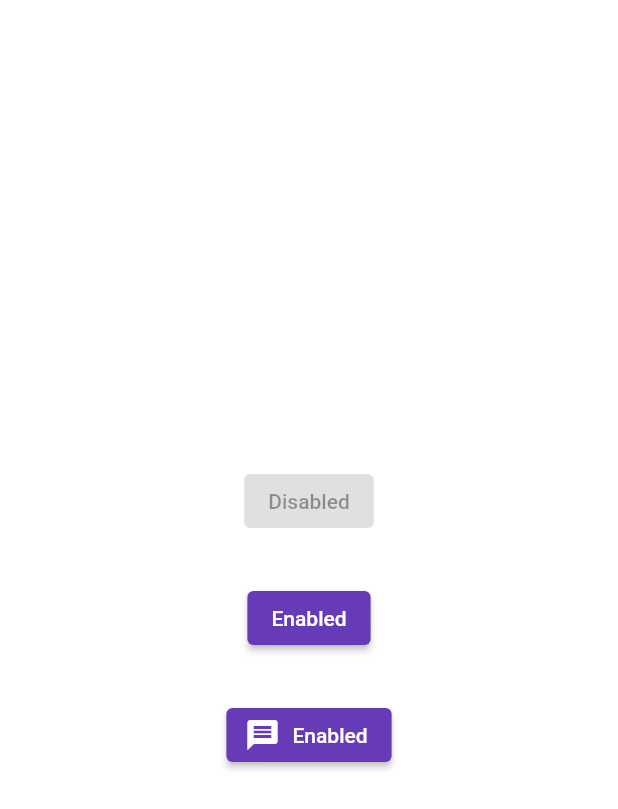
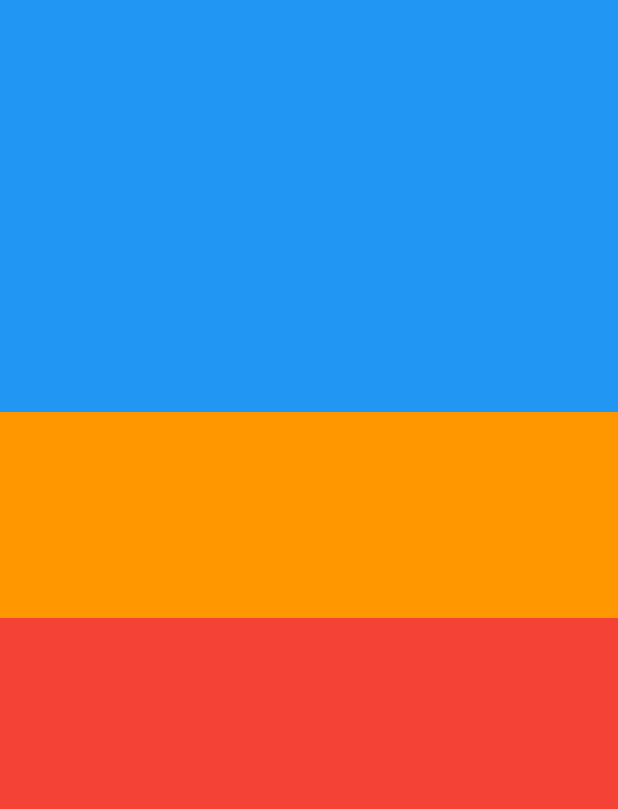
Before and after one commit to srp2210/flutter_learning, a Flutter app: the screen it shows after launch, on a phone screen of 412 x 824 dp. Shown: the top 809 px of the screen. Run offline on Flutter 3.47's test engine with Material 2 defaults, Android fonts, the phone set to English and light mode, and no system bars.

Commit message:
expanded

```diff
--- /dev/null
+++ b/flutter_widgets/lib/expanded.dart
@@ -0,0 +1,41 @@
+//!Expanded
+
+import 'package:flutter/material.dart';
+
+class ExpandedWidget extends StatefulWidget {
+  const ExpandedWidget({Key? key}) : super(key: key);
+
+  @override
+  State<ExpandedWidget> createState() => _ExpandedWidget();
+}
+
+class _ExpandedWidget extends State<ExpandedWidget> {
+  @override
+  Widget build(BuildContext context) {
+    return Column(
+      children: [
+        Expanded(
+          flex: 2,
+          child: Container(
+            color: Colors.blue,
+            height: 200,
+          ),
+        ),
+        Expanded(
+          flex: 1,
+          child: Container(
+            color: Colors.orange,
+            height: 200,
+          ),
+        ),
+        Expanded(
+          flex: 3,
+          child: Container(
+            color: Colors.red,
+            height: 200,
+          ),
+        ),
+      ],
+    );
+  }
+}
--- a/flutter_widgets/lib/main.dart
+++ b/flutter_widgets/lib/main.dart
@@ -29,6 +29,8 @@ import 'colored_box.dart';
 import 'cupertino_action_sheet_action.dart';
 import 'elevated_button.dart';
 
+import 'expanded.dart';
+
 
 
 void main() {
@@ -47,7 +49,7 @@ class MyApp extends StatelessWidget {
       theme: ThemeData(
         primarySwatch: Colors.deepPurple,
       ),
-      home: const Widget091(),
+      home: const ExpandedWidget(),
     );
   }
 }
```
